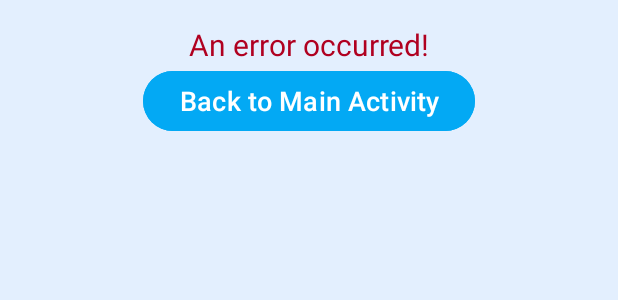
After one commit to PallaviRao1113/WordSearchApplication_MobileAppDev, an Android app: the layout activity_error.xml on its own in the app's theme, with its tools: preview values and no code run, on a phone screen of 412 x 824 dp. The commit adds this screen. Shown: the top 300 px of the screen. Run offline under Robolectric (Android 15) with nearby library versions, the phone set to English and light mode, and no system bars; Roboto replaces fonts that are not available here.

Commit message:
Added error screen No usage yet

```diff
--- a/app/build.gradle.kts
+++ b/app/build.gradle.kts
@@ -29,6 +29,9 @@
         sourceCompatibility = JavaVersion.VERSION_1_8
         targetCompatibility = JavaVersion.VERSION_1_8
     }
+    buildFeatures {
+        viewBinding = true
+    }
 }
 
 dependencies {
@@ -37,6 +40,8 @@
     implementation("com.google.android.material:material:1.10.0")
     implementation("androidx.constraintlayout:constraintlayout:2.1.4")
     implementation("androidx.gridlayout:gridlayout:1.0.0")
+    implementation("androidx.navigation:navigation-fragment:2.5.3")
+    implementation("androidx.navigation:navigation-ui:2.5.3")
     testImplementation("junit:junit:4.13.2")
     androidTestImplementation("androidx.test.ext:junit:1.1.5")
     androidTestImplementation("androidx.test.espresso:espresso-core:3.5.1")
--- a/app/src/main/java/com/example/wordsearchapplication_mobileappdev/ThirdActivity.java
+++ b/app/src/main/java/com/example/wordsearchapplication_mobileappdev/ThirdActivity.java
@@ -85,10 +85,12 @@
             if (isWord(selectedWord)) {
                 Log.d("WordCheck", "Valid Word! Navigating to MainActivity");
                 // Word is valid, navigate to the desired activity
-                // CHANGE THIS TO GO TO POINT SYSTEM
+                // CHANGE THIS TO GO TO POINT SYSTEM RIGHT SCReEN
                 gotoMainActivity();
             } else {
                 Log.d("WordCheck", "Not a valid word");
+                // CHANGE THIS TO GO TO POINT SYSTEM WRONG SCReEN
+                //gotoMainActivity();
             }
 
             // Clear selected letters for the next word
--- /dev/null
+++ b/app/src/main/res/layout/activity_error.xml
@@ -0,0 +1,36 @@
+<?xml version="1.0" encoding="utf-8"?>
+<androidx.constraintlayout.widget.ConstraintLayout
+    xmlns:android="http://schemas.android.com/apk/res/android"
+    xmlns:app="http://schemas.android.com/apk/res-auto"
+
+    android:layout_width="match_parent"
+    android:layout_height="match_parent"
+    android:background="#1B03A9F4"
+    android:padding="16dp">
+
+    <TextView
+        android:id="@+id/errorMessage"
+        android:layout_width="wrap_content"
+        android:layout_height="wrap_content"
+        android:layout_marginBottom="24dp"
+        android:text="An error occurred!"
+        android:textColor="@color/design_default_color_error"
+        android:textSize="20sp"
+        app:layout_constraintBottom_toTopOf="@+id/backToMainButton"
+        app:layout_constraintEnd_toEndOf="parent"
+        app:layout_constraintStart_toStartOf="parent"
+        app:layout_constraintTop_toTopOf="parent" />
+
+    <Button
+        android:id="@+id/backToMainButton"
+        android:layout_width="wrap_content"
+        android:layout_height="wrap_content"
+        android:text="Back to Main Activity"
+        android:textSize="18sp"
+        android:backgroundTint="#03A9F4"
+        android:onClick="gotoMainActivity"
+        app:layout_constraintTop_toBottomOf="@+id/errorMessage"
+        app:layout_constraintStart_toStartOf="parent"
+        app:layout_constraintEnd_toEndOf="parent"/>
+
+</androidx.constraintlayout.widget.ConstraintLayout>
--- /dev/null
+++ b/app/src/main/res/values-land/dimens.xml
@@ -0,0 +1,3 @@
+<resources>
+      <dimen name="fab_margin">48dp</dimen>
+   </resources>
--- /dev/null
+++ b/app/src/main/res/values-v23/themes.xml
@@ -0,0 +1,8 @@
+<resources xmlns:tools="http://schemas.android.com/tools">
+  <style name="Theme.WordSearchApplication_MobileAppDev" parent="Base.Theme.WordSearchApplication_MobileAppDev">
+    <!-- Transparent system bars for edge-to-edge. -->
+    <item name="android:navigationBarColor">@android:color/transparent</item>
+    <item name="android:statusBarColor">@android:color/transparent</item>
+    <item name="android:windowLightStatusBar">?attr/isLightTheme</item>
+  </style>
+</resources>
--- /dev/null
+++ b/app/src/main/res/values-w1240dp/dimens.xml
@@ -0,0 +1,3 @@
+<resources>
+      <dimen name="fab_margin">200dp</dimen>
+   </resources>
--- /dev/null
+++ b/app/src/main/res/values-w600dp/dimens.xml
@@ -0,0 +1,3 @@
+<resources>
+      <dimen name="fab_margin">48dp</dimen>
+   </resources>
--- /dev/null
+++ b/app/src/main/res/values/dimens.xml
@@ -0,0 +1,3 @@
+<resources>
+      <dimen name="fab_margin">16dp</dimen>
+   </resources>
```
Also changed, not shown: app/src/main/AndroidManifest.xml (+8 -3 lines), app/src/main/java/com/example/wordsearchapplication_mobileappdev/Error_Screen.java (added, +21 -0 lines), app/src/main/res/navigation/nav_graph.xml (added, +28 -0 lines), app/src/main/res/values/strings.xml (+43 -0 lines).
